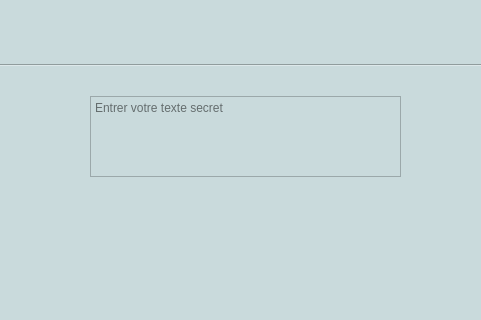
First picture: the form in mainWindow.ui, repository Syrina-Akai/Secret-message, before the edit; both pictures show x 372 to 853 and y 0 to 320 of the 1023 by 683 pixel window.
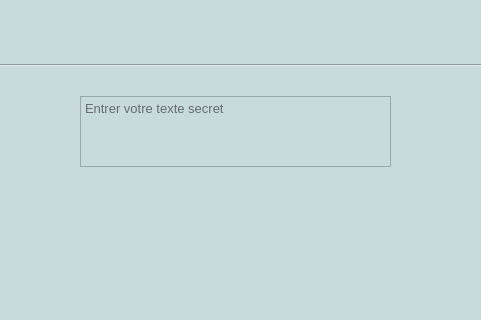
Second picture: the form after the edit. The open tabs and pages were chosen to show the change.

The edit to the form file:
```diff
--- a/mainWindow.ui
+++ b/mainWindow.ui
@@ -35,12 +35,17 @@
     <widget class="QTextEdit" name="secretText_encodage">
      <property name="geometry">
       <rect>
-       <x>410</x>
+       <x>400</x>
        <y>30</y>
        <width>311</width>
-       <height>81</height>
+       <height>71</height>
       </rect>
      </property>
+     <property name="font">
+      <font>
+       <pointsize>10</pointsize>
+      </font>
+     </property>
      <property name="placeholderText">
       <string>Entrer votre texte secret</string>
      </property>
@@ -48,9 +53,9 @@
     <widget class="QWidget" name="verticalLayoutWidget">
      <property name="geometry">
       <rect>
-       <x>280</x>
+       <x>260</x>
        <y>130</y>
-       <width>571</width>
+       <width>611</width>
        <height>411</height>
       </rect>
      </property>
```
Left out of the diff: 11 changed lines with no effect on the pictures.
